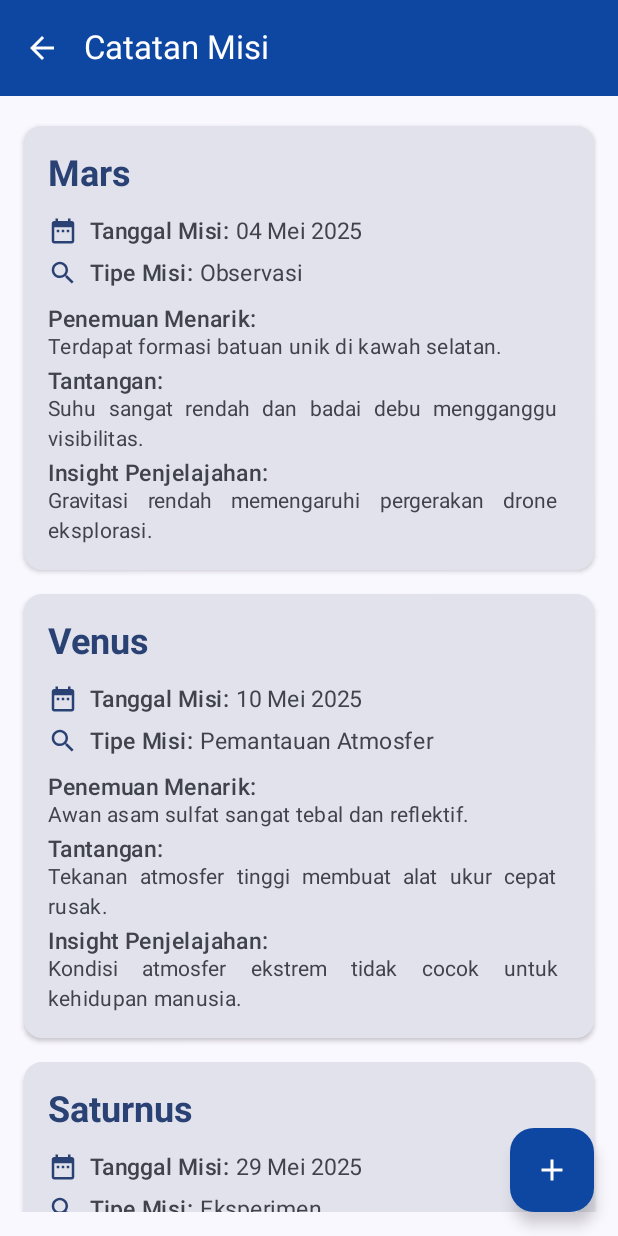
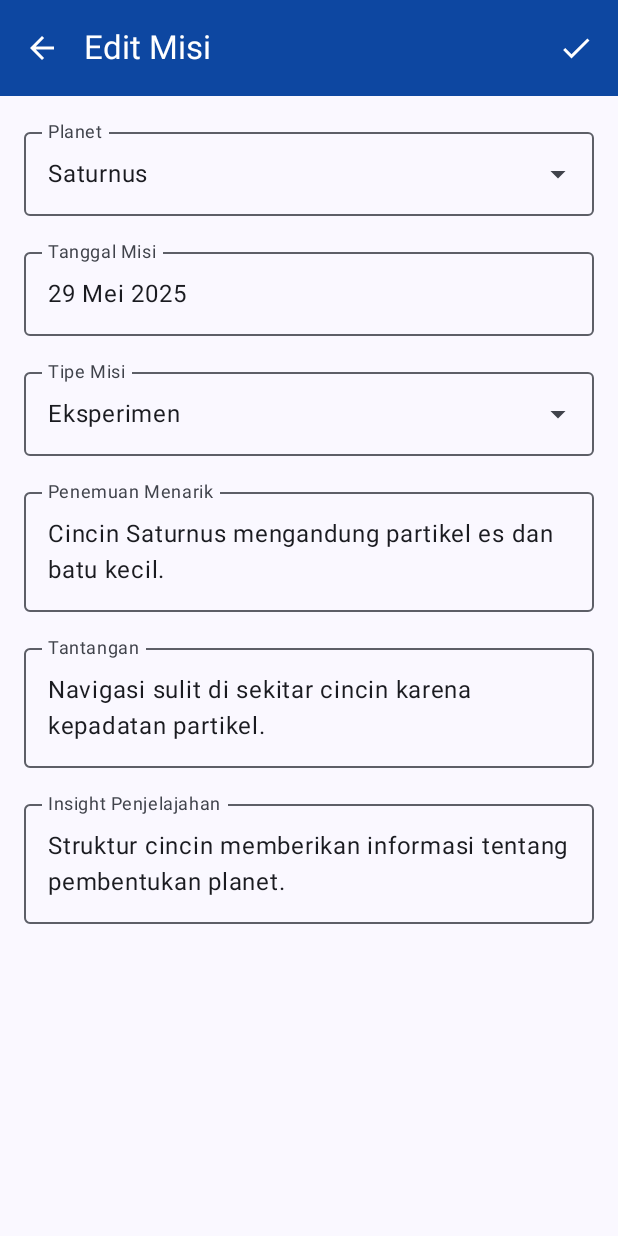
Before and after one commit to ZAYYAN2179/Usia-di-Planet-Lain, an Android app built with Jetpack Compose: the MissionListScreen screen opened through its navigation route, after a tap on "Saturnus", on a phone screen of 412 x 824 dp. Run offline under Robolectric (Android 15) with nearby library versions, the phone set to English and light mode, and no system bars.

Commit message:
Membuat Tampilan Tambah Catatan Misi dan Edit Catatan Misi

```diff
--- a/app/src/main/java/com/zayyan0072/usiadiplanetlain/model/MainViewModel.kt
+++ b/app/src/main/java/com/zayyan0072/usiadiplanetlain/model/MainViewModel.kt
@@ -33,4 +33,8 @@ class MainViewModel : ViewModel() {
             "Struktur cincin memberikan informasi tentang pembentukan planet. "
         )
     )
+
+    fun getMission(id: Long): Mission? {
+        return data.find { it.id == id }
+    }
 }
--- a/app/src/main/java/com/zayyan0072/usiadiplanetlain/navigation/NavGraph.kt
+++ b/app/src/main/java/com/zayyan0072/usiadiplanetlain/navigation/NavGraph.kt
@@ -2,11 +2,15 @@ package com.zayyan0072.usiadiplanetlain.navigation
 
 import androidx.compose.runtime.Composable
 import androidx.navigation.NavHostController
+import androidx.navigation.NavType
 import androidx.navigation.compose.NavHost
 import androidx.navigation.compose.composable
 import androidx.navigation.compose.rememberNavController
+import androidx.navigation.navArgument
 import com.zayyan0072.usiadiplanetlain.ui.theme.screen.AboutScreen
 import com.zayyan0072.usiadiplanetlain.ui.theme.screen.AgeCountScreen
+import com.zayyan0072.usiadiplanetlain.ui.theme.screen.DetailMission
+import com.zayyan0072.usiadiplanetlain.ui.theme.screen.KEY_ID_MISSION
 import com.zayyan0072.usiadiplanetlain.ui.theme.screen.MainScreen
 import com.zayyan0072.usiadiplanetlain.ui.theme.screen.MissionListScreen
 
@@ -28,5 +32,18 @@ fun SetupNavGraph(navController: NavHostController = rememberNavController()) {
         composable(route = Screen.MissionList.route) {
             MissionListScreen(navController)
         }
+        composable(route = Screen.DetailMission.route) {
+            DetailMission(navController)
+        }
+        composable(
+            route = Screen.FormEdit.route,
+            arguments = listOf(
+                navArgument(KEY_ID_MISSION) {type = NavType.LongType}
+            )
+        ) {
+            navBackStackEntry ->
+            val id = navBackStackEntry.arguments?.getLong(KEY_ID_MISSION)
+            DetailMission(navController, id)
+        }
     }
 }
--- a/app/src/main/java/com/zayyan0072/usiadiplanetlain/navigation/Screen.kt
+++ b/app/src/main/java/com/zayyan0072/usiadiplanetlain/navigation/Screen.kt
@@ -1,10 +1,14 @@
 package com.zayyan0072.usiadiplanetlain.navigation
+
+import com.zayyan0072.usiadiplanetlain.ui.theme.screen.KEY_ID_MISSION
 
 sealed class Screen(val route: String) {
     data object Home: Screen("mainScreen")
     data object About: Screen("aboutScreen")
     data object Count: Screen("ageCountScreen")
     data object MissionList: Screen("missionListScreen")
-//    data object MissionForm : Screen("missionFormScreen")
-//    data object MissionDetail : Screen("missionDetailScreen")
+    data object DetailMission : Screen("detailMissionScreen")
+    data object FormEdit: Screen("detailMissionScreen/{$KEY_ID_MISSION}") {
+        fun withId(id: Long) = "detailMissionScreen/$id"
+    }
 }
--- /dev/null
+++ b/app/src/main/java/com/zayyan0072/usiadiplanetlain/ui/theme/screen/DetailMissionScreen.kt
@@ -0,0 +1,270 @@
+package com.zayyan0072.usiadiplanetlain.ui.theme.screen
+
+import android.content.res.Configuration
+import androidx.compose.foundation.layout.Arrangement
+import androidx.compose.foundation.layout.Column
+import androidx.compose.foundation.layout.fillMaxSize
+import androidx.compose.foundation.layout.fillMaxWidth
+import androidx.compose.foundation.layout.padding
+import androidx.compose.foundation.text.KeyboardOptions
+import androidx.compose.material.icons.Icons
+import androidx.compose.material.icons.automirrored.filled.ArrowBack
+import androidx.compose.material.icons.outlined.Check
+import androidx.compose.material3.DropdownMenuItem
+import androidx.compose.material3.ExperimentalMaterial3Api
+import androidx.compose.material3.ExposedDropdownMenuBox
+import androidx.compose.material3.ExposedDropdownMenuDefaults
+import androidx.compose.material3.Icon
+import androidx.compose.material3.IconButton
+import androidx.compose.material3.OutlinedTextField
+import androidx.compose.material3.Scaffold
+import androidx.compose.material3.Text
+import androidx.compose.material3.TopAppBar
+import androidx.compose.material3.TopAppBarDefaults
+import androidx.compose.runtime.Composable
+import androidx.compose.runtime.LaunchedEffect
+import androidx.compose.runtime.getValue
+import androidx.compose.runtime.mutableStateOf
+import androidx.compose.runtime.remember
+import androidx.compose.runtime.setValue
+import androidx.compose.ui.Modifier
+import androidx.compose.ui.graphics.Color
+import androidx.compose.ui.res.stringArrayResource
+import androidx.compose.ui.res.stringResource
+import androidx.compose.ui.text.input.ImeAction
+import androidx.compose.ui.text.input.KeyboardCapitalization
+import androidx.compose.ui.tooling.preview.Preview
+import androidx.compose.ui.unit.dp
+import androidx.lifecycle.viewmodel.compose.viewModel
+import androidx.navigation.NavHostController
+import androidx.navigation.compose.rememberNavController
+import com.zayyan0072.usiadiplanetlain.R
+import com.zayyan0072.usiadiplanetlain.model.MainViewModel
+import com.zayyan0072.usiadiplanetlain.ui.theme.UsiaDiPlanetLainTheme
+
+const val KEY_ID_MISSION = "idMission"
+
+@OptIn(ExperimentalMaterial3Api::class)
+@Composable
+fun DetailMission(navController: NavHostController, id: Long? = null) {
+    val viewModel: MainViewModel = viewModel()
+
+    var planet by remember { mutableStateOf("") }
+    var tanggalMisi by remember { mutableStateOf("") }
+    var tipeMisi by remember { mutableStateOf("") }
+    var penemuan by remember { mutableStateOf("") }
+    var tantangan by remember { mutableStateOf("") }
+    var insight by remember { mutableStateOf("") }
+
+    LaunchedEffect(Unit) {
+        if (id == null) return@LaunchedEffect
+        val data = viewModel.getMission(id) ?: return@LaunchedEffect
+        planet = data.namaPlanet
+        tanggalMisi = data.tanggalMisi
+        tipeMisi = data.tipeMisi
+        penemuan = data.penemuan
+        tantangan = data.tantangan
+        insight = data.insightPenjelajahan
+    }
+
+    Scaffold(
+        topBar = {
+            TopAppBar(
+                navigationIcon = {
+                    IconButton(onClick = {navController.popBackStack()}) {
+                        Icon(
+                            imageVector = Icons.AutoMirrored.Filled.ArrowBack,
+                            contentDescription = stringResource(R.string.kembali),
+                            tint = Color.White
+                        )
+                    }
+                },
+                title = {
+                    if (id == null)
+                    Text(text = stringResource(id = R.string.tambah_misi))
+                    else
+                        Text(text = stringResource(id = R.string.edit_misi))
+                },
+                colors = TopAppBarDefaults.mediumTopAppBarColors(
+                    containerColor = Color(0xFF0D47A1), titleContentColor = Color.White
+                ),
+                actions = {
+                    IconButton(onClick = {navController.popBackStack()}) {
+                        Icon(
+                            imageVector = Icons.Outlined.Check,
+                            contentDescription = stringResource(R.string.simpan),
+                            tint = Color.White
+                        )
+                    }
+                }
+            )
+        }
+    ) { padding ->
+        FormMission(
+            selectedPlanet = planet,
+            onPlanetChange = { planet = it },
+            tanggalMisi = tanggalMisi,
+            onTanggalMisiChange = { tanggalMisi = it },
+            selectedTipeMisi = tipeMisi,
+            onTipeMisiChange = { tipeMisi = it },
+            penemuan = penemuan,
+            onPenemuanChange = { penemuan = it },
+            tantangan = tantangan,
+            onTantanganChange = { tantangan = it },
+            insight = insight,
+            onInsightChange = { insight = it },
+            modifier = Modifier.padding(padding)
+        )
+    }
+}
+
+@OptIn(ExperimentalMaterial3Api::class)
+@Composable
+fun FormMission(
+    selectedPlanet: String,
+    onPlanetChange: (String) -> Unit,
+    tanggalMisi: String,
+    onTanggalMisiChange: (String) -> Unit,
+    selectedTipeMisi: String,
+    onTipeMisiChange: (String) -> Unit,
+    penemuan: String,
+    onPenemuanChange: (String) -> Unit,
+    tantangan: String,
+    onTantanganChange: (String) -> Unit,
+    insight: String,
+    onInsightChange: (String) -> Unit,
+    modifier: Modifier = Modifier
+) {
+    val planetList = stringArrayResource(id = R.array.planet_list).toList()
+    val tipeMisiList = listOf(
+        stringResource(R.string.observasi),
+        stringResource(R.string.eksperimen),
+        stringResource(R.string.eksplorasi_permukaan)
+    )
+
+    var expandedPlanet by remember { mutableStateOf(false) }
+    var expandedTipe by remember { mutableStateOf(false) }
+
+    Column(
+        modifier = modifier
+            .fillMaxSize()
+            .padding(16.dp),
+        verticalArrangement = Arrangement.spacedBy(16.dp)
+    ) {
+        // Dropdown Planet
+        ExposedDropdownMenuBox(
+            expanded = expandedPlanet,
+            onExpandedChange = { expandedPlanet = !expandedPlanet }
+        ) {
+            OutlinedTextField(
+                value = selectedPlanet,
+                onValueChange = {},
+                readOnly = true,
+                label = { Text(text = stringResource(R.string.planet)) },
+                trailingIcon = {
+                    ExposedDropdownMenuDefaults.TrailingIcon(expanded = expandedPlanet)
+                },
+                modifier = Modifier.menuAnchor().fillMaxWidth()
+            )
+            ExposedDropdownMenu(
+                expanded = expandedPlanet,
+                onDismissRequest = { expandedPlanet = false }
+            ) {
+                planetList.forEach { planet ->
+                    DropdownMenuItem(
+                        text = { Text(planet) },
+                        onClick = {
+                            onPlanetChange(planet)
+                            expandedPlanet = false
+                        }
+                    )
+                }
+            }
+        }
+
+        // Tanggal Misi
+        OutlinedTextField(
+            value = tanggalMisi,
+            onValueChange = onTanggalMisiChange,
+            label = { Text (text = stringResource(R.string.tanggal_misi)) },
+            singleLine = true,
+            modifier = Modifier.fillMaxWidth()
+        )
+
+        // Dropdown Tipe Misi
+        ExposedDropdownMenuBox(
+            expanded = expandedTipe,
+            onExpandedChange = { expandedTipe = !expandedTipe }
+        ) {
+            OutlinedTextField(
+                value = selectedTipeMisi,
+                onValueChange = {},
+                readOnly = true,
+                label = { Text(text = stringResource(R.string.tipe_misi)) },
+                trailingIcon = {
+                    ExposedDropdownMenuDefaults.TrailingIcon(expanded = expandedTipe)
+                },
+                modifier = Modifier.menuAnchor().fillMaxWidth()
+            )
+            ExposedDropdownMenu(
+                expanded = expandedTipe,
+                onDismissRequest = { expandedTipe = false }
+            ) {
+                tipeMisiList.forEach { tipe ->
+                    DropdownMenuItem(
+                        text = { Text(tipe) },
+                        onClick = {
+                            onTipeMisiChange(tipe)
+                            expandedTipe = false
+                        }
+                    )
+                }
+            }
+        }
+
+        // Penemuan Menarik
+        OutlinedTextField(
+            value = penemuan,
+            onValueChange = onPenemuanChange,
+            label = { Text(text = stringResource(R.string.penemuan)) },
+            modifier = Modifier.fillMaxWidth(),
+            keyboardOptions = KeyboardOptions(
+                capitalization = KeyboardCapitalization.Words,
+                imeAction = ImeAction.Next
+            )
+        )
+
+        // Tantangan
+        OutlinedTextField(
+            value = tantangan,
+            onValueChange = onTantanganChange,
+            label = { Text(text = stringResource(R.string.tantangan)) },
+            modifier = Modifier.fillMaxWidth(),
+            keyboardOptions = KeyboardOptions(
+                capitalization = KeyboardCapitalization.Words,
+                imeAction = ImeAction.Next
+            )
+        )
+
+        // Insight Penjelajahan
+        OutlinedTextField(
+            value = insight,
+            onValueChange = onInsightChange,
+            label = { Text(text = stringResource(R.string.insight)) },
+            modifier = Modifier.fillMaxWidth(),
+            keyboardOptions = KeyboardOptions(
+                capitalization = KeyboardCapitalization.Words,
+                imeAction = ImeAction.Done
+            )
+        )
+    }
+}
+
+@Preview(showBackground = true)
+@Preview(uiMode = Configuration.UI_MODE_NIGHT_YES, showBackground = true)
+@Composable
+fun DetailMissionPreview() {
+    UsiaDiPlanetLainTheme {
+        DetailMission(rememberNavController())
+    }
+}
--- a/app/src/main/java/com/zayyan0072/usiadiplanetlain/ui/theme/screen/MissionListScreen.kt
+++ b/app/src/main/java/com/zayyan0072/usiadiplanetlain/ui/theme/screen/MissionListScreen.kt
@@ -1,7 +1,6 @@
 package com.zayyan0072.usiadiplanetlain.ui.theme.screen
 
 import android.content.res.Configuration
-import android.widget.Toast
 import androidx.compose.foundation.clickable
 import androidx.compose.foundation.layout.Arrangement
 import androidx.compose.foundation.layout.Column
@@ -37,7 +36,6 @@ import androidx.compose.ui.Alignment
 import androidx.compose.ui.Modifier
 import androidx.compose.ui.graphics.Color
 import androidx.compose.ui.graphics.vector.ImageVector
-import androidx.compose.ui.platform.LocalContext
 import androidx.compose.ui.res.stringResource
 import androidx.compose.ui.text.font.FontWeight
 import androidx.compose.ui.text.style.TextAlign
@@ -50,12 +48,12 @@ import androidx.navigation.compose.rememberNavController
 import com.zayyan0072.usiadiplanetlain.R
 import com.zayyan0072.usiadiplanetlain.model.MainViewModel
 import com.zayyan0072.usiadiplanetlain.model.Mission
+import com.zayyan0072.usiadiplanetlain.navigation.Screen
 import com.zayyan0072.usiadiplanetlain.ui.theme.UsiaDiPlanetLainTheme
 
 @OptIn(ExperimentalMaterial3Api::class)
 @Composable
 fun MissionListScreen(navController: NavHostController) {
-    val context = LocalContext.current
     Scaffold(topBar = {
         TopAppBar(
             navigationIcon = {
@@ -78,29 +76,28 @@ fun MissionListScreen(navController: NavHostController) {
         floatingActionButton = {
             FloatingActionButton(
                 onClick = {
-                    Toast.makeText(context, R.string.belum_bisa, Toast.LENGTH_SHORT).show()
+                    navController.navigate(Screen.DetailMission.route)
                 },
                 containerColor = Color(0xFF0D47A1)
             ) {
                 Icon(
                     imageVector = Icons.Filled.Add,
                     contentDescription = stringResource(R.string.tampilan_misi),
-                    tint = Color.White,
+                    tint = Color.White
                 )
             }
         }
     ) { innerPadding ->
         MissionListScreenContent(
-            modifier = Modifier.padding(innerPadding),
+            modifier = Modifier.padding(innerPadding),navController
         )
     }
 }
 
 @Composable
-fun MissionListScreenContent(modifier: Modifier = Modifier) {
+fun MissionListScreenContent(modifier: Modifier = Modifier, navController: NavHostController) {
     val viewModel: MainViewModel = viewModel()
     val data = viewModel.data
-    val context = LocalContext.current
 
     if (data.isEmpty()) {
         Text(text = "data kosong")
@@ -114,8 +111,7 @@ fun MissionListScreenContent(modifier: Modifier = Modifier) {
         ) {
             items(data) {
                 MissionList(mission = it) {
-                    val pesan = context.getString(R.string.x_diklik, it.namaPlanet)
-                    Toast.makeText(context, pesan, Toast.LENGTH_SHORT).show()
+                   navController.navigate(Screen.FormEdit.withId(it.id))
                 }
             }
         }
--- a/app/src/main/res/values/strings.xml
+++ b/app/src/main/res/values/strings.xml
@@ -70,5 +70,33 @@
     <string name="list_kosong">Belum ada data</string>
     <string name="x_diklik">%1$s diklik!</string>
     <string name="tambah_misi">Tambah misi</string>
-    <string name="belum_bisa">Belum bisa tambah misi.</string>
+    <string name="tanggal_misi">Tanggal Misi</string>
+    <string name="tipe_misi">Tipe Misi</string>
+    <string name="penemuan">Penemuan Menarik</string>
+    <string name="tantangan">Tantangan</string>
+    <string name="insight">Insight Penjelajahan</string>
+    <string name="simpan">Simpan</string>
+    <string name="edit_misi">Edit Misi</string>
+    <string name="planet">Planet</string>
+
+    <string name="observasi">Observasi</string>
+    <string name="eksperimen">Eksperimen</string>
+    <string name="eksplorasi_permukaan">Eksplorasi Permukaan</string>
+
+    <string-array name="tipe_misi_array">
+        <item>Observasi</item>
+        <item>Eksperimen</item>
+        <item>Eksplorasi Permukaan</item>
+    </string-array>
+
+    <string-array name="planet_list">
+        <item>@string/planet_mercury</item>
+        <item>@string/planet_venus</item>
+        <item>@string/planet_earth</item>
+        <item>@string/planet_mars</item>
+        <item>@string/planet_jupiter</item>
+        <item>@string/planet_saturn</item>
+        <item>@string/planet_uranus</item>
+        <item>@string/planet_neptune</item>
+    </string-array>
 </resources>
```
Also changed, not shown: 1 other file.
